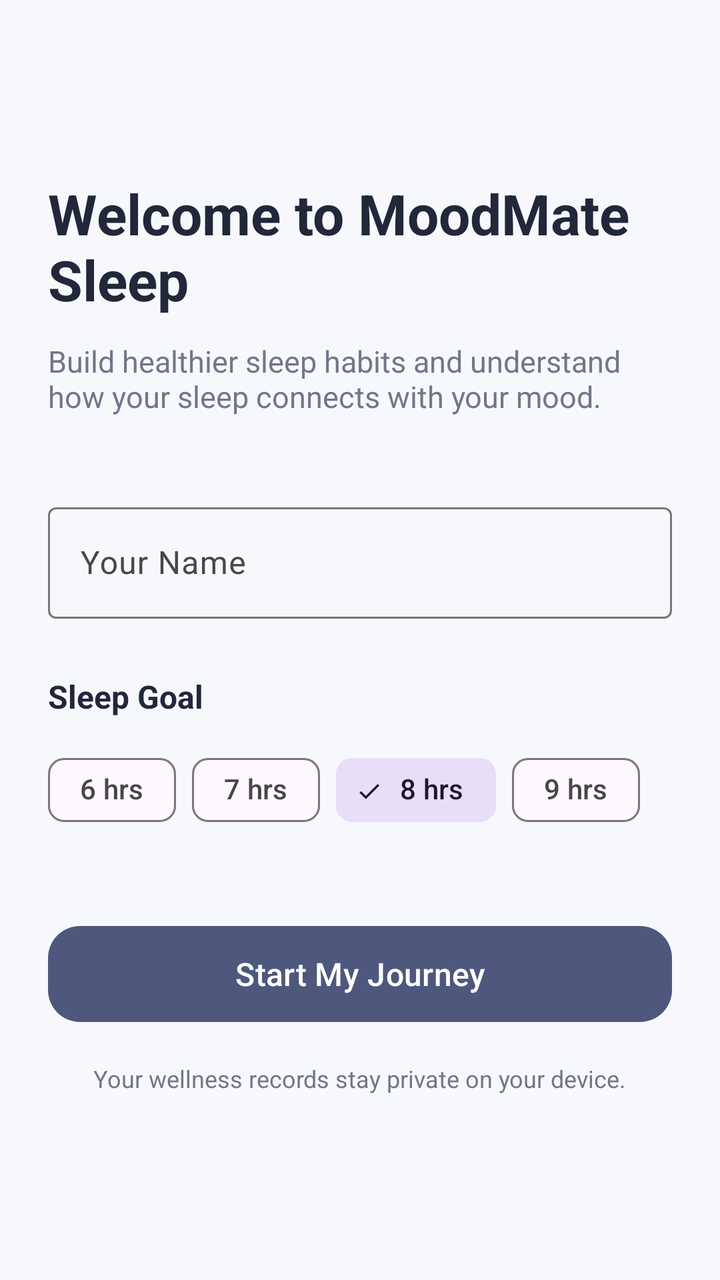
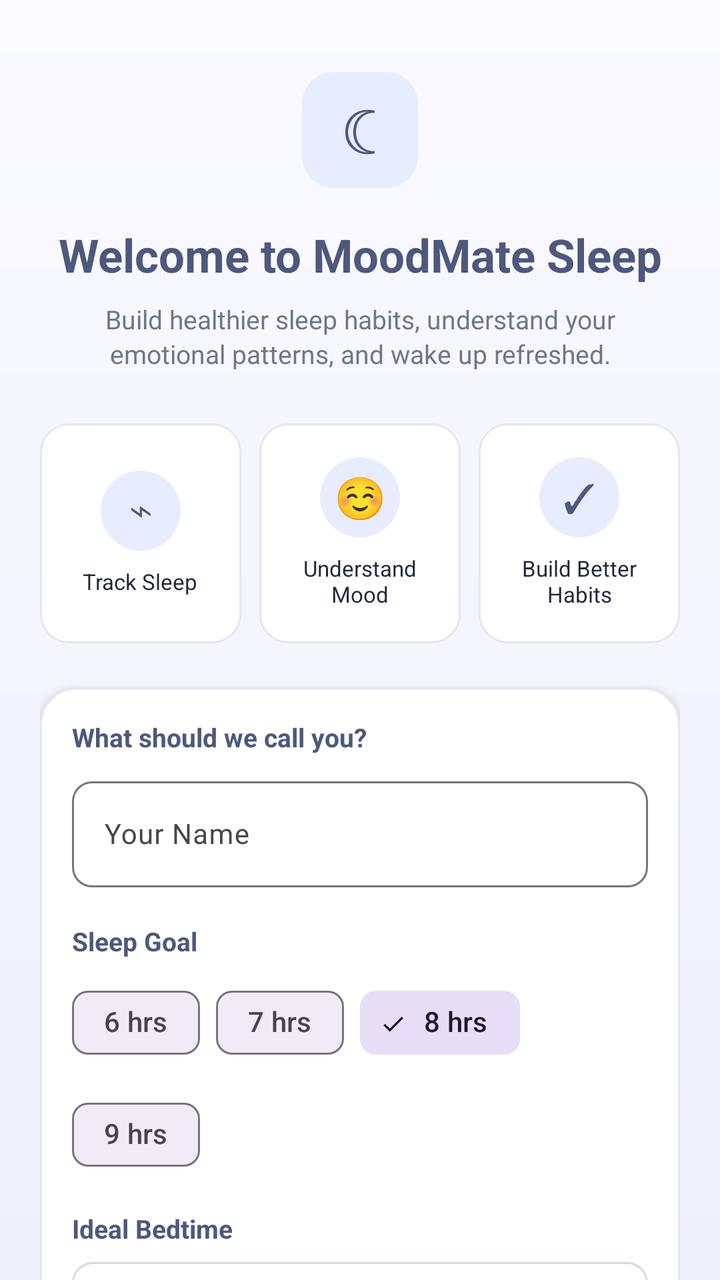

Before-and-after screenshots of an Android layout around one commit, followed by the original layout XML and the change that was made.
<!-- AndroidManifest.xml: application theme Theme.MoodMateSleep -->
<!-- res/layout/fragment_welcome.xml -->
<?xml version="1.0" encoding="utf-8"?>
<androidx.constraintlayout.widget.ConstraintLayout
    xmlns:android="http://schemas.android.com/apk/res/android"
    xmlns:app="http://schemas.android.com/apk/res-auto"
    android:layout_width="match_parent"
    android:layout_height="match_parent"
    android:background="@color/moodmate_background"
    android:padding="24dp">

    <TextView
        android:id="@+id/tvWelcomeTitle"
        android:layout_width="0dp"
        android:layout_height="wrap_content"
        android:text="Welcome to MoodMate Sleep"
        android:textColor="@color/moodmate_text_primary"
        android:textSize="28sp"
        android:textStyle="bold"
        app:layout_constraintEnd_toEndOf="parent"
        app:layout_constraintStart_toStartOf="parent"
        app:layout_constraintTop_toTopOf="parent"
        android:layout_marginTop="64dp" />

    <TextView
        android:id="@+id/tvWelcomeSubtitle"
        android:layout_width="0dp"
        android:layout_height="wrap_content"
        android:layout_marginTop="12dp"
        android:text="Build healthier sleep habits and understand how your sleep connects with your mood."
        android:textColor="@color/moodmate_text_secondary"
        android:textSize="15sp"
        app:layout_constraintEnd_toEndOf="parent"
        app:layout_constraintStart_toStartOf="parent"
        app:layout_constraintTop_toBottomOf="@id/tvWelcomeTitle" />

    <com.google.android.material.textfield.TextInputLayout
        android:id="@+id/nameInputLayout"
        style="@style/Widget.Material3.TextInputLayout.OutlinedBox"
        android:layout_width="0dp"
        android:layout_height="wrap_content"
        android:layout_marginTop="40dp"
        android:hint="Your Name"
        app:layout_constraintEnd_toEndOf="parent"
        app:layout_constraintStart_toStartOf="parent"
        app:layout_constraintTop_toBottomOf="@id/tvWelcomeSubtitle">

        <com.google.android.material.textfield.TextInputEditText
            android:id="@+id/etName"
            android:layout_width="match_parent"
            android:layout_height="wrap_content"
            android:inputType="textPersonName" />

    </com.google.android.material.textfield.TextInputLayout>

    <TextView
        android:id="@+id/tvSleepGoal"
        android:layout_width="wrap_content"
        android:layout_height="wrap_content"
        android:layout_marginTop="28dp"
        android:text="Sleep Goal"
        android:textColor="@color/moodmate_text_primary"
        android:textSize="16sp"
        android:textStyle="bold"
        app:layout_constraintStart_toStartOf="parent"
        app:layout_constraintTop_toBottomOf="@id/nameInputLayout" />

    <com.google.android.material.chip.ChipGroup
        android:id="@+id/chipGroupSleepGoal"
        android:layout_width="0dp"
        android:layout_height="wrap_content"
        android:layout_marginTop="12dp"
        app:singleSelection="true"
        app:selectionRequired="true"
        app:layout_constraintEnd_toEndOf="parent"
        app:layout_constraintStart_toStartOf="parent"
        app:layout_constraintTop_toBottomOf="@id/tvSleepGoal">

        <com.google.android.material.chip.Chip
            android:id="@+id/chip6Hours"
            style="@style/Widget.Material3.Chip.Filter"
            android:layout_width="wrap_content"
            android:layout_height="wrap_content"
            android:text="6 hrs" />

        <com.google.android.material.chip.Chip
            android:id="@+id/chip7Hours"
            style="@style/Widget.Material3.Chip.Filter"
            android:layout_width="wrap_content"
            android:layout_height="wrap_content"
            android:text="7 hrs" />

        <com.google.android.material.chip.Chip
            android:id="@+id/chip8Hours"
            style="@style/Widget.Material3.Chip.Filter"
            android:layout_width="wrap_content"
            android:layout_height="wrap_content"
            android:checked="true"
            android:text="8 hrs" />

        <com.google.android.material.chip.Chip
            android:id="@+id/chip9Hours"
            style="@style/Widget.Material3.Chip.Filter"
            android:layout_width="wrap_content"
            android:layout_height="wrap_content"
            android:text="9 hrs" />

    </com.google.android.material.chip.ChipGroup>

    <com.google.android.material.button.MaterialButton
        android:id="@+id/btnStartJourney"
        android:layout_width="0dp"
        android:layout_height="56dp"
        android:layout_marginTop="40dp"
        android:text="Start My Journey"
        android:textAllCaps="false"
        android:textSize="16sp"
        app:backgroundTint="@color/moodmate_primary"
        app:cornerRadius="16dp"
        app:layout_constraintEnd_toEndOf="parent"
        app:layout_constraintStart_toStartOf="parent"
        app:layout_constraintTop_toBottomOf="@id/chipGroupSleepGoal" />

    <TextView
        android:id="@+id/tvPrivacy"
        android:layout_width="wrap_content"
        android:layout_height="wrap_content"
        android:layout_marginTop="16dp"
        android:text="Your wellness records stay private on your device."
        android:textColor="@color/moodmate_text_secondary"
        android:textSize="12sp"
        app:layout_constraintEnd_toEndOf="parent"
        app:layout_constraintStart_toStartOf="parent"
        app:layout_constraintTop_toBottomOf="@id/btnStartJourney" />

</androidx.constraintlayout.widget.ConstraintLayout>
<!-- resources referenced by this layout -->
<resources>
  <color name="moodmate_background">#F7F8FC</color>
  <color name="moodmate_primary">#4E587D</color>
  <color name="moodmate_text_primary">#20283A</color>
  <color name="moodmate_text_secondary">#6F7788</color>
  <style name="Theme.MoodMateSleep" parent="Theme.Material3.DayNight.NoActionBar">
  
          <item name="colorPrimary">@color/moodmate_primary</item>
  
          <item name="colorSecondary">@color/moodmate_teal</item>
  
          <item name="android:colorAccent">@color/moodmate_teal</item>
  
          <item name="android:windowLightStatusBar">true</item>
  
          <item name="android:statusBarColor">@color/moodmate_background</item>
  
          <item name="android:navigationBarColor">@color/moodmate_background</item>
  
          <item name="android:windowBackground">@color/moodmate_background</item>
  
      </style>
  <color name="moodmate_teal">#78B8A8</color>
</resources>

<!-- the commit's change to res/layout/fragment_welcome.xml (unified diff, before → after) -->
@@ -1,134 +1,324 @@
 <?xml version="1.0" encoding="utf-8"?>
-<androidx.constraintlayout.widget.ConstraintLayout
+<ScrollView
     xmlns:android="http://schemas.android.com/apk/res/android"
     xmlns:app="http://schemas.android.com/apk/res-auto"
     android:layout_width="match_parent"
     android:layout_height="match_parent"
-    android:background="@color/moodmate_background"
-    android:padding="24dp">
-
-    <TextView
-        android:id="@+id/tvWelcomeTitle"
-        android:layout_width="0dp"
+    android:background="@drawable/bg_splash_gradient"
+    android:fillViewport="true"
+    android:scrollbars="none">
+
+    <LinearLayout
+        android:layout_width="match_parent"
         android:layout_height="wrap_content"
-        android:text="Welcome to MoodMate Sleep"
-        android:textColor="@color/moodmate_text_primary"
-        android:textSize="28sp"
-        android:textStyle="bold"
-        app:layout_constraintEnd_toEndOf="parent"
-        app:layout_constraintStart_toStartOf="parent"
-        app:layout_constraintTop_toTopOf="parent"
-        android:layout_marginTop="64dp" />
-
-    <TextView
-        android:id="@+id/tvWelcomeSubtitle"
-        android:layout_width="0dp"
-        android:layout_height="wrap_content"
-        android:layout_marginTop="12dp"
-        android:text="Build healthier sleep habits and understand how your sleep connects with your mood."
-        android:textColor="@color/moodmate_text_secondary"
-        android:textSize="15sp"
-        app:layout_constraintEnd_toEndOf="parent"
-        app:layout_constraintStart_toStartOf="parent"
-        app:layout_constraintTop_toBottomOf="@id/tvWelcomeTitle" />
-
-    <com.google.android.material.textfield.TextInputLayout
-        android:id="@+id/nameInputLayout"
-        style="@style/Widget.Material3.TextInputLayout.OutlinedBox"
-        android:layout_width="0dp"
-        android:layout_height="wrap_content"
-        android:layout_marginTop="40dp"
-        android:hint="Your Name"
-        app:layout_constraintEnd_toEndOf="parent"
-        app:layout_constraintStart_toStartOf="parent"
-        app:layout_constraintTop_toBottomOf="@id/tvWelcomeSubtitle">
-
-        <com.google.android.material.textfield.TextInputEditText
-            android:id="@+id/etName"
+        android:orientation="vertical"
+        android:paddingStart="20dp"
+        android:paddingTop="36dp"
+        android:paddingEnd="20dp"
+        android:paddingBottom="28dp">
+
+        
+        <TextView
+            android:layout_width="58dp"
+            android:layout_height="58dp"
+            android:layout_gravity="center_horizontal"
+            android:background="@drawable/bg_moon_square"
+            android:gravity="center"
+            android:text="☾"
+            android:textColor="@color/moodmate_primary"
+            android:textSize="32sp" />
+
+        
+        <TextView
+            android:id="@+id/tvWelcomeTitle"
             android:layout_width="match_parent"
             android:layout_height="wrap_content"
-            android:inputType="textPersonName" />
-
-    </com.google.android.material.textfield.TextInputLayout>
-
-    <TextView
-        android:id="@+id/tvSleepGoal"
-        android:layout_width="wrap_content"
-        android:layout_height="wrap_content"
-        android:layout_marginTop="28dp"
-        android:text="Sleep Goal"
-        android:textColor="@color/moodmate_text_primary"
-        android:textSize="16sp"
-        android:textStyle="bold"
-        app:layout_constraintStart_toStartOf="parent"
-        app:layout_constraintTop_toBottomOf="@id/nameInputLayout" />
-
-    <com.google.android.material.chip.ChipGroup
-        android:id="@+id/chipGroupSleepGoal"
-        android:layout_width="0dp"
-        android:layout_height="wrap_content"
-        android:layout_marginTop="12dp"
-        app:singleSelection="true"
-        app:selectionRequired="true"
-        app:layout_constraintEnd_toEndOf="parent"
-        app:layout_constraintStart_toStartOf="parent"
-        app:layout_constraintTop_toBottomOf="@id/tvSleepGoal">
-
-        <com.google.android.material.chip.Chip
-            android:id="@+id/chip6Hours"
-            style="@style/Widget.Material3.Chip.Filter"
-            android:layout_width="wrap_content"
+            android:layout_marginTop="18dp"
+            android:gravity="center"
+            android:text="Welcome to MoodMate Sleep"
+            android:textColor="@color/moodmate_primary"
+            android:textSize="23sp"
+            android:textStyle="bold" />
+
+        
+        <TextView
+            android:id="@+id/tvWelcomeSubtitle"
+            android:layout_width="match_parent"
             android:layout_height="wrap_content"
-            android:text="6 hrs" />
-
-        <com.google.android.material.chip.Chip
-            android:id="@+id/chip7Hours"
-            style="@style/Widget.Material3.Chip.Filter"
-            android:layout_width="wrap_content"
+            android:layout_marginStart="20dp"
+            android:layout_marginTop="8dp"
+            android:layout_marginEnd="20dp"
+            android:gravity="center"
+            android:lineSpacingExtra="2dp"
+            android:text="Build healthier sleep habits, understand your emotional patterns, and wake up refreshed."
+            android:textColor="@color/moodmate_text_secondary"
+            android:textSize="13sp" />
+
+        
+        <LinearLayout
+            android:layout_width="match_parent"
+            android:layout_height="110dp"
+            android:layout_marginTop="26dp"
+            android:orientation="horizontal"
+            android:weightSum="3">
+
+            
+            <LinearLayout
+                android:layout_width="0dp"
+                android:layout_height="match_parent"
+                android:layout_marginEnd="6dp"
+                android:layout_weight="1"
+                android:background="@drawable/bg_feature_card"
+                android:gravity="center"
+                android:orientation="vertical"
+                android:padding="10dp">
+
+                <TextView
+                    android:layout_width="40dp"
+                    android:layout_height="40dp"
+                    android:background="@drawable/bg_feature_icon"
+                    android:gravity="center"
+                    android:text="⌁"
+                    android:textColor="@color/moodmate_primary"
+                    android:textSize="20sp" />
+
+                <TextView
+                    android:layout_width="wrap_content"
+                    android:layout_height="wrap_content"
+                    android:layout_marginTop="8dp"
+                    android:gravity="center"
+                    android:text="Track Sleep"
+                    android:textColor="@color/moodmate_text_primary"
+                    android:textSize="11sp" />
+
+            </LinearLayout>
+
+            
+            <LinearLayout
+                android:layout_width="0dp"
+                android:layout_height="match_parent"
+                android:layout_marginStart="3dp"
+                android:layout_marginEnd="3dp"
+                android:layout_weight="1"
+                android:background="@drawable/bg_feature_card"
+                android:gravity="center"
+                android:orientation="vertical"
+                android:padding="10dp">
+
+                <TextView
+                    android:layout_width="40dp"
+                    android:layout_height="40dp"
+                    android:background="@drawable/bg_feature_icon"
+                    android:gravity="center"
+                    android:text="☺"
+                    android:textColor="@color/moodmate_primary"
+                    android:textSize="21sp" />
+
+                <TextView
+                    android:layout_width="wrap_content"
+                    android:layout_height="wrap_content"
+                    android:layout_marginTop="8dp"
+                    android:gravity="center"
+                    android:text="Understand&#10;Mood"
+                    android:textColor="@color/moodmate_text_primary"
+                    android:textSize="11sp" />
+
+            </LinearLayout>
+
+            
+            <LinearLayout
+                android:layout_width="0dp"
+                android:layout_height="match_parent"
+                android:layout_marginStart="6dp"
+                android:layout_weight="1"
+                android:background="@drawable/bg_feature_card"
+                android:gravity="center"
+                android:orientation="vertical"
+                android:padding="10dp">
+
+                <TextView
+                    android:layout_width="40dp"
+                    android:layout_height="40dp"
+                    android:background="@drawable/bg_feature_icon"
+                    android:gravity="center"
+                    android:text="✓"
+                    android:textColor="@color/moodmate_primary"
+                    android:textSize="20sp" />
+
+                <TextView
+                    android:layout_width="wrap_content"
+                    android:layout_height="wrap_content"
+                    android:layout_marginTop="8dp"
+                    android:gravity="center"
+                    android:text="Build Better&#10;Habits"
+                    android:textColor="@color/moodmate_text_primary"
+                    android:textSize="11sp" />
+
+            </LinearLayout>
+
+        </LinearLayout>
+
+        
+        <LinearLayout
+            android:layout_width="match_parent"
             android:layout_height="wrap_content"
-            android:text="7 hrs" />
-
-        <com.google.android.material.chip.Chip
-            android:id="@+id/chip8Hours"
-            style="@style/Widget.Material3.Chip.Filter"
-            android:layout_width="wrap_content"
+            android:layout_marginTop="22dp"
+            android:background="@drawable/bg_setup_card"
+            android:elevation="2dp"
+            android:orientation="vertical"
+            android:padding="16dp">
+
+            
+            <TextView
+                android:layout_width="wrap_content"
+                android:layout_height="wrap_content"
+                android:text="What should we call you?"
+                android:textColor="@color/moodmate_primary"
+                android:textSize="13sp"
+                android:textStyle="bold" />
+
+            
+            <com.google.android.material.textfield.TextInputLayout
+                android:id="@+id/nameInputLayout"
+                style="@style/Widget.Material3.TextInputLayout.OutlinedBox"
+                android:layout_width="match_parent"
+                android:layout_height="wrap_content"
+                android:layout_marginTop="8dp"
+                android:hint="Your Name"
+                app:boxCornerRadiusBottomEnd="10dp"
+                app:boxCornerRadiusBottomStart="10dp"
+                app:boxCornerRadiusTopEnd="10dp"
+                app:boxCornerRadiusTopStart="10dp">
+
+                <com.google.android.material.textfield.TextInputEditText
+                    android:id="@+id/etName"
+                    android:layout_width="match_parent"
+                    android:layout_height="wrap_content"
+                    android:inputType="textPersonName"
+                    android:textColor="@color/moodmate_text_primary"
+                    android:textSize="14sp" />
+
+            </com.google.android.material.textfield.TextInputLayout>
+
+            
+            <TextView
+                android:id="@+id/tvSleepGoal"
+                android:layout_width="wrap_content"
+                android:layout_height="wrap_content"
+                android:layout_marginTop="18dp"
+                android:text="Sleep Goal"
+                android:textColor="@color/moodmate_primary"
+                android:textSize="13sp"
+                android:textStyle="bold" />
+
+            <com.google.android.material.chip.ChipGroup
+                android:id="@+id/chipGroupSleepGoal"
+                android:layout_width="match_parent"
+                android:layout_height="wrap_content"
+                android:layout_marginTop="8dp"
+                app:selectionRequired="true"
+                app:singleSelection="true">
+
+                <com.google.android.material.chip.Chip
+                    android:id="@+id/chip6Hours"
+                    style="@style/Widget.Material3.Chip.Filter"
+                    android:layout_width="wrap_content"
+                    android:layout_height="wrap_content"
+                    android:text="6 hrs" />
+
+                <com.google.android.material.chip.Chip
+                    android:id="@+id/chip7Hours"
+                    style="@style/Widget.Material3.Chip.Filter"
+                    android:layout_width="wrap_content"
+                    android:layout_height="wrap_content"
+                    android:text="7 hrs" />
+
+                <com.google.android.material.chip.Chip
+                    android:id="@+id/chip8Hours"
+                    style="@style/Widget.Material3.Chip.Filter"
+                    android:layout_width="wrap_content"
+                    android:layout_height="wrap_content"
+                    android:checked="true"
+                    android:text="8 hrs" />
+
+                <com.google.android.material.chip.Chip
+                    android:id="@+id/chip9Hours"
+                    style="@style/Widget.Material3.Chip.Filter"
+                    android:layout_width="wrap_content"
+                    android:layout_height="wrap_content"
+                    android:text="9 hrs" />
+
+            </com.google.android.material.chip.ChipGroup>
+
+            
+            <TextView
+                android:layout_width="wrap_content"
+                android:layout_height="wrap_content"
+                android:layout_marginTop="14dp"
+                android:text="Ideal Bedtime"
+                android:textColor="@color/moodmate_primary"
+                android:textSize="13sp"
+                android:textStyle="bold" />
+
+            <LinearLayout
+                android:id="@+id/bedtimeContainer"
+                android:layout_width="match_parent"
+                android:layout_height="52dp"
+                android:layout_marginTop="8dp"
+                android:background="@drawable/bg_bedtime_field"
+                android:gravity="center_vertical"
+                android:orientation="horizontal"
+                android:paddingStart="14dp"
+                android:paddingEnd="14dp">
+
+                <TextView
+                    android:id="@+id/tvBedtime"
+                    android:layout_width="0dp"
+                    android:layout_height="wrap_content"
+                    android:layout_weight="1"
+                    android:text="10:30 PM"
+                    android:textColor="@color/moodmate_text_primary"
+                    android:textSize="14sp" />
+
+                <TextView
+                    android:layout_width="32dp"
+                    android:layout_height="32dp"
+                    android:gravity="center"
+                    android:text="◷"
+                    android:textColor="@color/moodmate_text_secondary"
+                    android:textSize="20sp" />
+
+            </LinearLayout>
+
+        </LinearLayout>
+
+        
+        <com.google.android.material.button.MaterialButton
+            android:id="@+id/btnStartJourney"
+            android:layout_width="match_parent"
+            android:layout_height="58dp"
+            android:layout_marginTop="24dp"
+            android:text="Start My Journey  →"
+            android:textAllCaps="false"
+            android:textColor="@color/moodmate_text_light"
+            android:textSize="15sp"
+            app:backgroundTint="@color/moodmate_button"
+            app:cornerRadius="28dp" />
+
+        
+        <TextView
+            android:id="@+id/tvPrivacy"
+            android:layout_width="match_parent"
             android:layout_height="wrap_content"
-            android:checked="true"
-            android:text="8 hrs" />
-
-        <com.google.android.material.chip.Chip
-            android:id="@+id/chip9Hours"
-            style="@style/Widget.Material3.Chip.Filter"
-            android:layout_width="wrap_content"
-            android:layout_height="wrap_content"
-            android:text="9 hrs" />
-
-    </com.google.android.material.chip.ChipGroup>
-
-    <com.google.android.material.button.MaterialButton
-        android:id="@+id/btnStartJourney"
-        android:layout_width="0dp"
-        android:layout_height="56dp"
-        android:layout_marginTop="40dp"
-        android:text="Start My Journey"
-        android:textAllCaps="false"
-        android:textSize="16sp"
-        app:backgroundTint="@color/moodmate_primary"
-        app:cornerRadius="16dp"
-        app:layout_constraintEnd_toEndOf="parent"
-        app:layout_constraintStart_toStartOf="parent"
-        app:layout_constraintTop_toBottomOf="@id/chipGroupSleepGoal" />
-
-    <TextView
-        android:id="@+id/tvPrivacy"
-        android:layout_width="wrap_content"
-        android:layout_height="wrap_content"
-        android:layout_marginTop="16dp"
-        android:text="Your wellness records stay private on your device."
-        android:textColor="@color/moodmate_text_secondary"
-        android:textSize="12sp"
-        app:layout_constraintEnd_toEndOf="parent"
-        app:layout_constraintStart_toStartOf="parent"
-        app:layout_constraintTop_toBottomOf="@id/btnStartJourney" />
-
-</androidx.constraintlayout.widget.ConstraintLayout>
+            android:layout_marginStart="24dp"
+            android:layout_marginTop="14dp"
+            android:layout_marginEnd="24dp"
+            android:gravity="center"
+            android:lineSpacingExtra="2dp"
+            android:text="By continuing, you agree to our Privacy Policy and acknowledge how we handle your sleep data securely."
+            android:textColor="@color/moodmate_text_secondary"
+            android:textSize="10sp" />
+
+    </LinearLayout>
+
+</ScrollView>
<!-- resource entries referenced after the edit -->
@@ -1,9 +1,81 @@
 <!-- resources referenced by this layout -->
 <resources>
-  <color name="moodmate_background">#F7F8FC</color>
+  <color name="moodmate_button">#6D7FAF</color>
   <color name="moodmate_primary">#4E587D</color>
+  <color name="moodmate_text_light">#FFFFFF</color>
   <color name="moodmate_text_primary">#20283A</color>
   <color name="moodmate_text_secondary">#6F7788</color>
+  <!-- drawable bg_bedtime_field (drawable) -->
+  <?xml version="1.0" encoding="utf-8"?>
+  <shape xmlns:android="http://schemas.android.com/apk/res/android"
+      android:shape="rectangle">
+  
+      <solid android:color="@color/moodmate_card" />
+  
+      <stroke
+          android:width="1dp"
+          android:color="@color/moodmate_input_border" />
+  
+      <corners android:radius="10dp" />
+  
+  </shape>
+  <!-- drawable bg_feature_card (drawable) -->
+  <?xml version="1.0" encoding="utf-8"?>
+  <shape xmlns:android="http://schemas.android.com/apk/res/android"
+      android:shape="rectangle">
+  
+      <solid android:color="@color/moodmate_card" />
+  
+      <stroke
+          android:width="1dp"
+          android:color="@color/moodmate_card_border" />
+  
+      <corners android:radius="14dp" />
+  
+  </shape>
+  <!-- drawable bg_feature_icon (drawable) -->
+  <?xml version="1.0" encoding="utf-8"?>
+  <shape xmlns:android="http://schemas.android.com/apk/res/android"
+      android:shape="oval">
+  
+      <solid android:color="@color/moodmate_icon_background" />
+  
+  </shape>
+  <!-- drawable bg_moon_square (drawable) -->
+  <?xml version="1.0" encoding="utf-8"?>
+  <shape xmlns:android="http://schemas.android.com/apk/res/android"
+      android:shape="rectangle">
+  
+      <solid android:color="@color/moodmate_icon_background" />
+  
+      <corners android:radius="16dp" />
+  
+  </shape>
+  <!-- drawable bg_setup_card (drawable) -->
+  <?xml version="1.0" encoding="utf-8"?>
+  <shape xmlns:android="http://schemas.android.com/apk/res/android"
+      android:shape="rectangle">
+  
+      <solid android:color="@color/moodmate_card" />
+  
+      <stroke
+          android:width="1dp"
+          android:color="@color/moodmate_card_border" />
+  
+      <corners android:radius="18dp" />
+  
+  </shape>
+  <!-- drawable bg_splash_gradient (drawable) -->
+  <?xml version="1.0" encoding="utf-8"?>
+  <shape xmlns:android="http://schemas.android.com/apk/res/android"
+      android:shape="rectangle">
+  
+      <gradient
+          android:angle="270"
+          android:startColor="@color/moodmate_splash_start"
+          android:endColor="@color/moodmate_splash_end" />
+  
+  </shape>
   <style name="Theme.MoodMateSleep" parent="Theme.Material3.DayNight.NoActionBar">
   
           <item name="colorPrimary">@color/moodmate_primary</item>
@@ -21,6 +93,13 @@
           <item name="android:windowBackground">@color/moodmate_background</item>
   
       </style>
+  <color name="moodmate_card">#FFFFFF</color>
+  <color name="moodmate_input_border">#D5D9E5</color>
+  <color name="moodmate_card_border">#E4E7F1</color>
+  <color name="moodmate_icon_background">#E7ECFF</color>
+  <color name="moodmate_splash_start">#FAFAFF</color>
+  <color name="moodmate_splash_end">#EEF0FC</color>
   <color name="moodmate_teal">#78B8A8</color>
+  <color name="moodmate_background">#F7F8FC</color>
 </resources>
 
